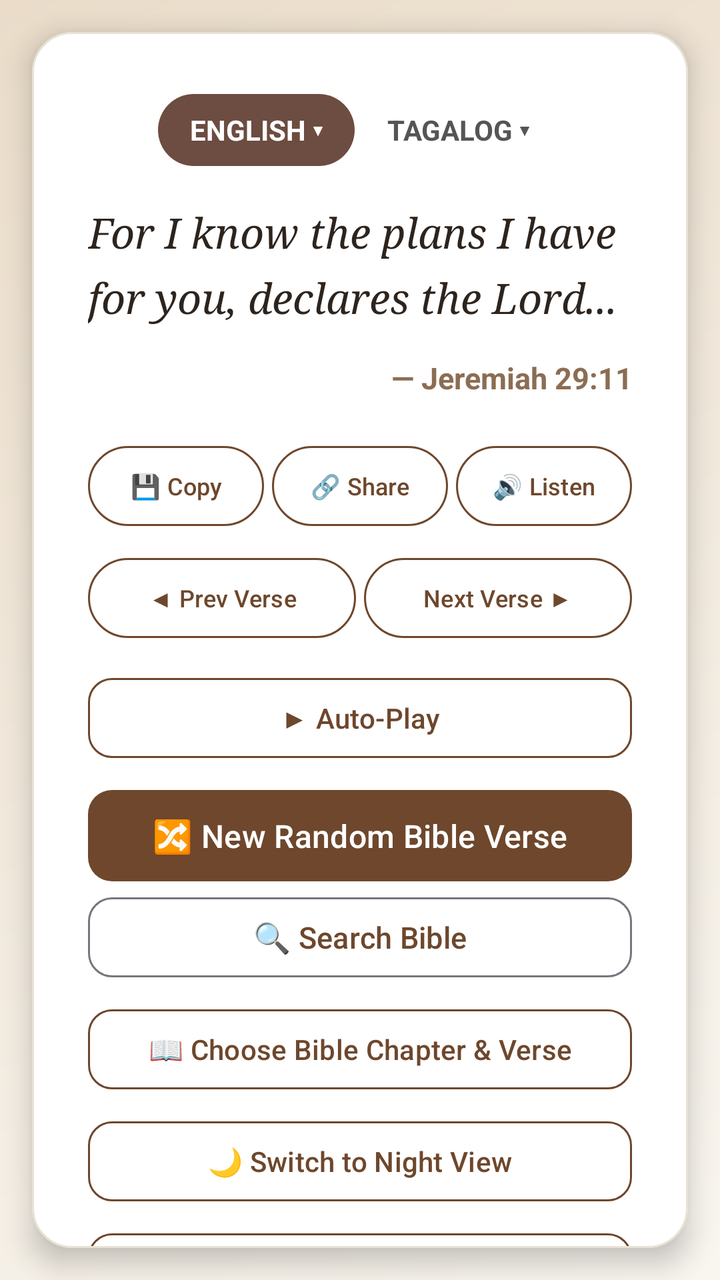
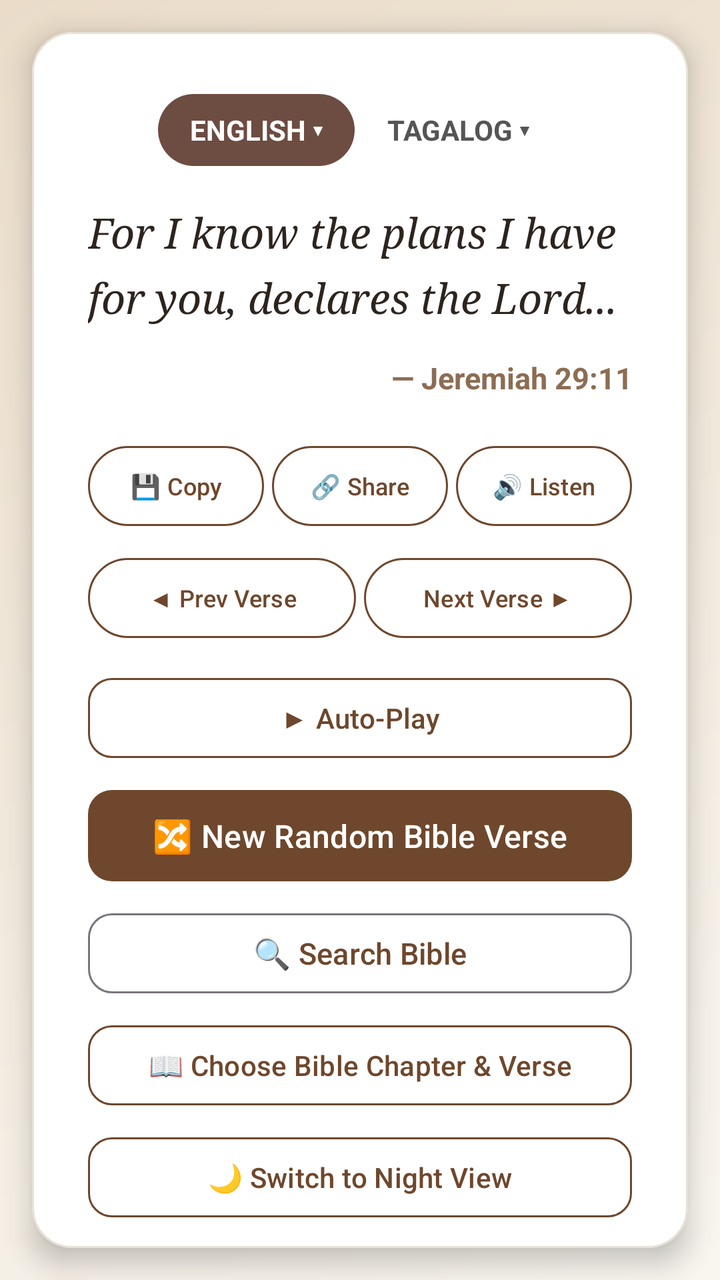

Compare the two renders of this Android layout. The source of the first and the diff that turns it into the second are given below.
<!-- AndroidManifest.xml: application theme Theme.EnglishTagalogBible -->
<!-- res/layout/activity_main.xml -->
<?xml version="1.0" encoding="utf-8"?>
<RelativeLayout xmlns:android="http://schemas.android.com/apk/res/android"
    xmlns:app="http://schemas.android.com/apk/res-auto"
    android:layout_width="match_parent"
    android:layout_height="match_parent"
    android:background="@drawable/bg_gradient">

    
    <com.google.android.material.card.MaterialCardView
        android:id="@+id/verseCard"
        android:layout_width="match_parent"
        android:layout_height="match_parent"
        android:layout_margin="16dp"
        app:cardCornerRadius="20dp"
        app:cardElevation="8dp"
        app:cardBackgroundColor="#FFFFFF"
        app:strokeWidth="1dp"
        app:strokeColor="#E8E2D5">

        
        <ScrollView
            android:layout_width="match_parent"
            android:layout_height="match_parent"
            android:fillViewport="true"
            android:scrollbars="none">

            <LinearLayout
                android:layout_width="match_parent"
                android:layout_height="wrap_content"
                android:orientation="vertical"
                android:padding="28dp">

                
                <include
                    android:id="@+id/languageTogglePill"
                    layout="@layout/layout_language_toggle"
                    android:layout_width="wrap_content"
                    android:layout_height="wrap_content"
                    android:layout_gravity="center_horizontal"
                    android:layout_marginBottom="16dp" />

                
                <TextView
                    android:id="@+id/tvVerseText"
                    android:layout_width="match_parent"
                    android:layout_height="wrap_content"
                    android:text="For I know the plans I have for you, declares the Lord..."
                    android:textSize="21sp"
                    android:textColor="#2D241E"
                    android:fontFamily="serif"
                    android:lineSpacingMultiplier="1.3"
                    android:textStyle="italic" />

                
                <TextView
                    android:id="@+id/tvVerseRef"
                    android:layout_width="match_parent"
                    android:layout_height="wrap_content"
                    android:layout_marginTop="16dp"
                    android:text="— Jeremiah 29:11"
                    android:textSize="15sp"
                    android:textColor="#8C6D53"
                    android:textStyle="bold"
                    android:gravity="end" />

                
                <LinearLayout
                    android:layout_width="match_parent"
                    android:layout_height="wrap_content"
                    android:layout_marginTop="20dp"
                    android:orientation="horizontal"
                    android:weightSum="3">
                    
                    
                    <com.google.android.material.button.MaterialButton
                        android:id="@+id/btnCopy"
                        style="?attr/materialButtonOutlinedStyle"
                        android:layout_width="0dp"
                        android:layout_height="wrap_content"
                        android:layout_weight="1"
                        android:text="💾 Copy"
                        android:textSize="12sp"
                        android:insetLeft="0dp"
                        android:insetRight="0dp"
                        android:paddingHorizontal="2dp"
                        android:textColor="#6E472C"
                        app:strokeColor="#6E472C"
                        android:layout_marginEnd="2dp" />
                    
                    
                    <com.google.android.material.button.MaterialButton
                        android:id="@+id/btnShare"
                        style="?attr/materialButtonOutlinedStyle"
                        android:layout_width="0dp"
                        android:layout_height="wrap_content"
                        android:layout_weight="1"
                        android:text="🔗 Share"
                        android:textSize="12sp"
                        android:insetLeft="0dp"
                        android:insetRight="0dp"
                        android:paddingHorizontal="2dp"
                        android:textColor="#6E472C"
                        app:strokeColor="#6E472C"
                        android:layout_marginStart="2dp"
                        android:layout_marginEnd="2dp" />

                    
                    <com.google.android.material.button.MaterialButton
                        android:id="@+id/btnSpeak"
                        style="?attr/materialButtonOutlinedStyle"
                        android:layout_width="0dp"
                        android:layout_height="wrap_content"
                        android:layout_weight="1"
                        android:text="🔊 Listen"
                        android:textSize="12sp"
                        android:insetLeft="0dp"
                        android:insetRight="0dp"
                        android:paddingHorizontal="2dp"
                        android:textColor="#6E472C"
                        app:strokeColor="#6E472C"
                        android:layout_marginStart="2dp" />
                </LinearLayout>

                
                <LinearLayout
                    android:layout_width="match_parent"
                    android:layout_height="wrap_content"
                    android:layout_marginTop="8dp"
                    android:orientation="horizontal"
                    android:weightSum="2">

                    
                    <com.google.android.material.button.MaterialButton
                        android:id="@+id/btnPrev"
                        style="?attr/materialButtonOutlinedStyle"
                        android:layout_width="0dp"
                        android:layout_height="wrap_content"
                        android:layout_weight="1"
                        android:text="◀ Prev Verse"
                        android:textSize="12sp"
                        android:insetLeft="0dp"
                        android:insetRight="0dp"
                        android:textColor="#6E472C"
                        app:strokeColor="#6E472C"
                        android:layout_marginEnd="2dp" />

                    
                    <com.google.android.material.button.MaterialButton
                        android:id="@+id/btnNext"
                        style="?attr/materialButtonOutlinedStyle"
                        android:layout_width="0dp"
                        android:layout_height="wrap_content"
                        android:layout_weight="1"
                        android:text="Next Verse ▶"
                        android:textSize="12sp"
                        android:insetLeft="0dp"
                        android:insetRight="0dp"
                        android:textColor="#6E472C"
                        app:strokeColor="#6E472C"
                        android:layout_marginStart="2dp" />
                </LinearLayout>

                
                <com.google.android.material.button.MaterialButton
                    android:id="@+id/btnAutoPlay"
                    style="?attr/materialButtonOutlinedStyle"
                    android:layout_width="match_parent"
                    android:layout_height="wrap_content"
                    android:layout_marginTop="12dp"
                    android:text="▶ Auto-Play"
                    android:textSize="14sp"
                    android:textColor="#6E472C"
                    app:strokeColor="#6E472C"
                    app:cornerRadius="12dp" />

                
                <com.google.android.material.button.MaterialButton
                    android:id="@+id/btnRefresh"
                    android:layout_width="match_parent"
                    android:layout_height="wrap_content"
                    android:layout_marginTop="8dp"
                    android:text="🔀 New Random Bible Verse"
                    android:textSize="16sp"
                    android:paddingVertical="12dp"
                    app:backgroundTint="#6E472C"
                    app:cornerRadius="12dp" />
                
                
                <com.google.android.material.button.MaterialButton
                    android:id="@+id/btnSearch"
                    style="?attr/materialButtonOutlinedStyle"
                    android:layout_width="match_parent"
                    android:layout_height="wrap_content"
                    android:layout_marginTop="8smp"
                    android:text="🔍 Search Bible"
                    android:textAllCaps="false"
                    android:textSize="15sp"
                    app:cornerRadius="12dp"/>
                
                <com.google.android.material.button.MaterialButton
                    android:id="@+id/btnSelectManual"
                    style="?attr/materialButtonOutlinedStyle"
                    android:layout_width="match_parent"
                    android:layout_height="wrap_content"
                    android:layout_marginTop="8dp"
                    android:text="📖 Choose Bible Chapter &amp; Verse"
                    android:textColor="#6E472C"
                    app:strokeColor="#6E472C"
                    app:cornerRadius="12dp" />

                
                <com.google.android.material.button.MaterialButton
                    android:id="@+id/btnToggleTheme"
                    style="?attr/materialButtonOutlinedStyle"
                    android:layout_width="match_parent"
                    android:layout_height="wrap_content"
                    android:layout_marginTop="8dp"
                    android:text="🌙 Switch to Night View"
                    android:textColor="#6E472C"
                    app:strokeColor="#6E472C"
                    app:cornerRadius="12dp" />

                
                <com.google.android.material.button.MaterialButton
                    android:id="@+id/btnAbout"
                    style="?attr/materialButtonOutlinedStyle"
                    android:layout_width="match_parent"
                    android:layout_height="wrap_content"
                    android:layout_marginTop="8dp"
                    android:layout_marginBottom="4dp"
                    android:text="ℹ️ About &amp; Credits"
                    android:textColor="#6E472C"
                    app:strokeColor="#6E472C"
                    app:cornerRadius="12dp" />

            </LinearLayout>
        </ScrollView>
    </com.google.android.material.card.MaterialCardView>
</RelativeLayout>
<!-- res/layout/layout_language_toggle.xml (included above) -->
<?xml version="1.0" encoding="utf-8"?>
<LinearLayout xmlns:android="http://schemas.android.com/apk/res/android"
    android:layout_width="wrap_content"
    android:layout_height="wrap_content"
    android:orientation="horizontal"
    android:background="@drawable/bg_pill_container"
    android:padding="3dp"
    android:gravity="center">

    <TextView
        android:id="@+id/btnKjv"
        android:layout_width="wrap_content"
        android:layout_height="36dp"
        android:text="ENGLISH ▾"
        android:textSize="14sp"
        android:textStyle="bold"
        android:gravity="center"
        android:paddingHorizontal="16dp"
        android:background="@drawable/bg_pill_selected"
        android:textColor="@android:color/white" />

    <TextView
        android:id="@+id/btnTagalog"
        android:layout_width="wrap_content"
        android:layout_height="36dp"
        android:text="TAGALOG ▾"
        android:textSize="14sp"
        android:textStyle="bold"
        android:gravity="center"
        android:paddingHorizontal="16dp"
        android:background="@android:color/transparent"
        android:textColor="#555555" />

</LinearLayout>
<!-- resources referenced by this layout -->
<resources>
  <!-- drawable bg_gradient (drawable) -->
  <?xml version="1.0" encoding="utf-8"?>
  <shape xmlns:android="http://schemas.android.com/apk/res/android"
      android:shape="rectangle">
      <gradient
          android:angle="135"
          android:startColor="#F9F6F0"
          android:endColor="#EADcc9"
          android:type="linear" />
  </shape>
  <!-- drawable bg_pill_container (drawable) -->
  <?xml version="1.0" encoding="utf-8"?>
  <shape xmlns:android="http://schemas.android.com/apk/res/android"
      android:shape="rectangle">
  
      <corners android:radius="20dp" />
  </shape>
  <!-- drawable bg_pill_selected (drawable) -->
  <?xml version="1.0" encoding="utf-8"?>
  <shape xmlns:android="http://schemas.android.com/apk/res/android"
      android:shape="rectangle">
      <solid android:color="#6D4C41" /> 
      <corners android:radius="18dp" />
  </shape>
  <style name="Theme.EnglishTagalogBible" parent="Theme.Material3.DayNight.NoActionBar">
          
          <item name="colorPrimary">#6E472C</item>
          <item name="android:statusBarColor">#6E472C</item>
      </style>
</resources>

<!-- the commit's change to res/layout/activity_main.xml (unified diff, before → after) -->
@@ -191,7 +191,7 @@
                     style="?attr/materialButtonOutlinedStyle"
                     android:layout_width="match_parent"
                     android:layout_height="wrap_content"
-                    android:layout_marginTop="8smp"
+                    android:layout_marginTop="8dp"
                     android:text="🔍 Search Bible"
                     android:textAllCaps="false"
                     android:textSize="15sp"
